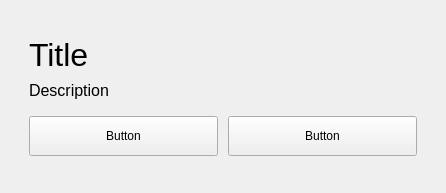
Before: the Qt Designer form src/ui/FoxogramModal.ui in foxocorp/foxogram-desktop, drawn with Qt 5.
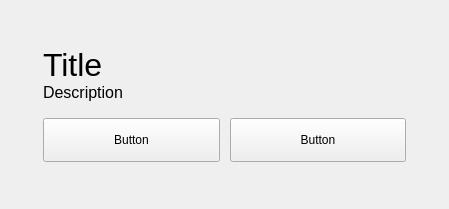
After: the same form once the commit is applied.

Patch:
```diff
--- a/src/ui/FoxogramModal.ui
+++ b/src/ui/FoxogramModal.ui
@@ -6,30 +6,20 @@
    <rect>
     <x>0</x>
     <y>0</y>
-    <width>446</width>
-    <height>193</height>
+    <width>449</width>
+    <height>209</height>
    </rect>
   </property>
   <property name="windowTitle">
    <string>Form</string>
   </property>
-  <layout class="QGridLayout" name="gridLayout" rowstretch="32,55,48,32" columnstretch="16,354,16,0" rowminimumheight="0,0,0,0" columnminimumwidth="0,0,0,0">
+  <property name="styleSheet">
+   <string notr="true"/>
+  </property>
+  <layout class="QGridLayout" name="gridLayout" rowstretch="37,119,37" columnstretch="31,354,31">
    <property name="spacing">
-    <number>16</number>
+    <number>0</number>
    </property>
-   <item row="3" column="1">
-    <spacer name="verticalSpacer_2">
-     <property name="orientation">
-      <enum>Qt::Orientation::Vertical</enum>
-     </property>
-     <property name="sizeHint" stdset="0">
-      <size>
-       <width>20</width>
-       <height>40</height>
-      </size>
-     </property>
-    </spacer>
-   </item>
    <item row="0" column="1">
     <spacer name="verticalSpacer">
      <property name="orientation">
@@ -43,10 +33,28 @@
      </property>
     </spacer>
    </item>
+   <item row="1" column="0">
+    <spacer name="horizontalSpacer">
+     <property name="orientation">
+      <enum>Qt::Orientation::Horizontal</enum>
+     </property>
+     <property name="sizeHint" stdset="0">
+      <size>
+       <width>40</width>
+       <height>20</height>
+      </size>
+     </property>
+    </spacer>
+   </item>
    <item row="1" column="1">
+    <layout class="QVBoxLayout" name="verticalLayout_2">
+     <property name="spacing">
+      <number>16</number>
+     </property>
+     <item>
     <layout class="QVBoxLayout" name="verticalLayout">
      <property name="spacing">
-      <number>8</number>
+        <number>0</number>
      </property>
      <item>
       <widget class="QLabel" name="label">
@@ -55,6 +63,10 @@
          <pointsize>24</pointsize>
         </font>
        </property>
+         <property name="styleSheet">
+          <string notr="true">border: 0px;
+</string>
+         </property>
        <property name="text">
         <string>Title</string>
        </property>
@@ -67,6 +79,9 @@
          <pointsize>12</pointsize>
         </font>
        </property>
+         <property name="styleSheet">
+          <string notr="true">border: 0px;</string>
+         </property>
        <property name="text">
         <string>Description</string>
        </property>
@@ -74,7 +89,7 @@
      </item>
     </layout>
    </item>
-   <item row="2" column="1">
+     <item>
     <layout class="QHBoxLayout" name="horizontalLayout">
      <property name="spacing">
       <number>10</number>
@@ -82,11 +97,14 @@
      <item>
       <widget class="QPushButton" name="pushButton">
        <property name="sizePolicy">
-        <sizepolicy hsizetype="Minimum" vsizetype="Expanding">
+          <sizepolicy hsizetype="Expanding" vsizetype="Expanding">
          <horstretch>0</horstretch>
          <verstretch>0</verstretch>
         </sizepolicy>
        </property>
+         <property name="styleSheet">
+          <string notr="true"/>
+         </property>
        <property name="text">
         <string>Button</string>
        </property>
@@ -95,15 +113,20 @@
      <item>
       <widget class="QPushButton" name="pushButton_2">
        <property name="sizePolicy">
-        <sizepolicy hsizetype="Minimum" vsizetype="Expanding">
+          <sizepolicy hsizetype="Expanding" vsizetype="Expanding">
          <horstretch>0</horstretch>
          <verstretch>0</verstretch>
         </sizepolicy>
        </property>
+         <property name="styleSheet">
+          <string notr="true"/>
+         </property>
        <property name="text">
         <string>Button</string>
        </property>
       </widget>
+       </item>
+      </layout>
      </item>
     </layout>
    </item>
@@ -120,15 +143,15 @@
      </property>
     </spacer>
    </item>
-   <item row="1" column="0">
-    <spacer name="horizontalSpacer">
+   <item row="2" column="1">
+    <spacer name="verticalSpacer_2">
      <property name="orientation">
-      <enum>Qt::Orientation::Horizontal</enum>
+      <enum>Qt::Orientation::Vertical</enum>
      </property>
      <property name="sizeHint" stdset="0">
       <size>
-       <width>40</width>
-       <height>20</height>
+       <width>20</width>
+       <height>40</height>
       </size>
      </property>
     </spacer>
```
Lines whose indentation alone changed are shown as unchanged.
